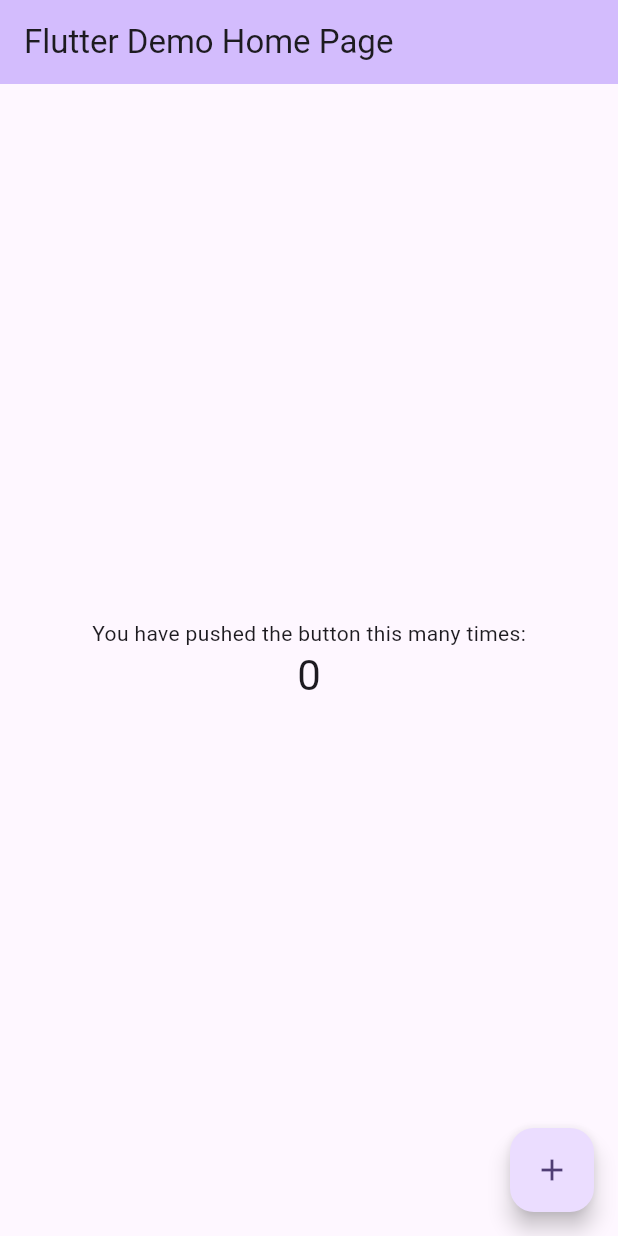
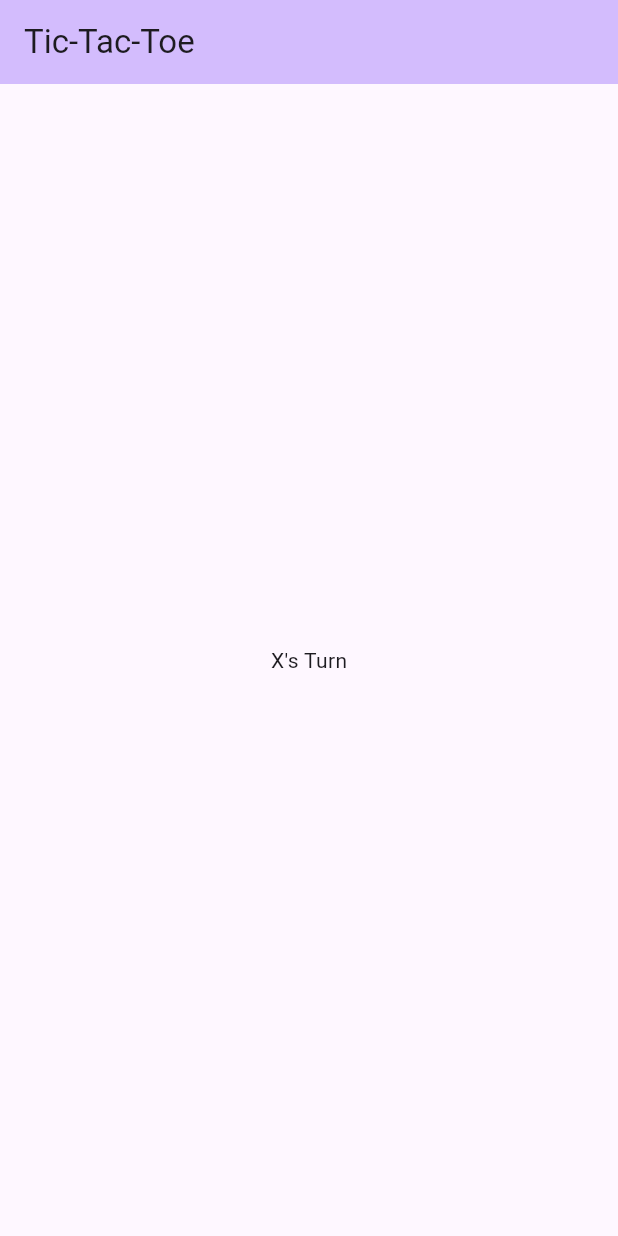
Before and after one commit to CSSE480-Fisher-Fall-2024-2025/TicTacToe, a Flutter app: the screen it shows after launch, on a phone screen of 412 x 824 dp. Run offline on Flutter 3.47's test engine with Material 3 defaults, Android fonts, the phone set to English and light mode, and no system bars.

Commit message:
boilerplate page stuff and game state string

```diff
--- a/tictactoe/lib/main.dart
+++ b/tictactoe/lib/main.dart
@@ -1,4 +1,5 @@
 import 'package:flutter/material.dart';
+import 'package:tictactoe/tic_tac_toe_page.dart';
 
 void main() {
   runApp(const MyApp());
@@ -7,119 +8,15 @@ void main() {
 class MyApp extends StatelessWidget {
   const MyApp({super.key});
 
-  // This widget is the root of your application.
   @override
   Widget build(BuildContext context) {
     return MaterialApp(
-      title: 'Flutter Demo',
+      title: 'Tic-Tac-Toe',
       theme: ThemeData(
-        // This is the theme of your application.
-        //
-        // TRY THIS: Try running your application with "flutter run". You'll see
-        // the application has a purple toolbar. Then, without quitting the app,
-        // try changing the seedColor in the colorScheme below to Colors.green
-        // and then invoke "hot reload" (save your changes or press the "hot
-        // reload" button in a Flutter-supported IDE, or press "r" if you used
-        // the command line to start the app).
-        //
-        // Notice that the counter didn't reset back to zero; the application
-        // state is not lost during the reload. To reset the state, use hot
-        // restart instead.
-        //
-        // This works for code too, not just values: Most code changes can be
-        // tested with just a hot reload.
         colorScheme: ColorScheme.fromSeed(seedColor: Colors.deepPurple),
         useMaterial3: true,
       ),
-      home: const MyHomePage(title: 'Flutter Demo Home Page'),
+      home: const TicTacToePage(),
     );
   }
 }
-
-class MyHomePage extends StatefulWidget {
-  const MyHomePage({super.key, required this.title});
-
-  // This widget is the home page of your application. It is stateful, meaning
-  // that it has a State object (defined below) that contains fields that affect
-  // how it looks.
-
-  // This class is the configuration for the state. It holds the values (in this
-  // case the title) provided by the parent (in this case the App widget) and
-  // used by the build method of the State. Fields in a Widget subclass are
-  // always marked "final".
-
-  final String title;
-
-  @override
-  State<MyHomePage> createState() => _MyHomePageState();
-}
-
-class _MyHomePageState extends State<MyHomePage> {
-  int _counter = 0;
-
-  void _incrementCounter() {
-    setState(() {
-      // This call to setState tells the Flutter framework that something has
-      // changed in this State, which causes it to rerun the build method below
-      // so that the display can reflect the updated values. If we changed
-      // _counter without calling setState(), then the build method would not be
-      // called again, and so nothing would appear to happen.
-      _counter++;
-    });
-  }
-
-  @override
-  Widget build(BuildContext context) {
-    // This method is rerun every time setState is called, for instance as done
-    // by the _incrementCounter method above.
-    //
-    // The Flutter framework has been optimized to make rerunning build methods
-    // fast, so that you can just rebuild anything that needs updating rather
-    // than having to individually change instances of widgets.
-    return Scaffold(
-      appBar: AppBar(
-        // TRY THIS: Try changing the color here to a specific color (to
-        // Colors.amber, perhaps?) and trigger a hot reload to see the AppBar
-        // change color while the other colors stay the same.
-        backgroundColor: Theme.of(context).colorScheme.inversePrimary,
-        // Here we take the value from the MyHomePage object that was created by
-        // the App.build method, and use it to set our appbar title.
-        title: Text(widget.title),
-      ),
-      body: Center(
-        // Center is a layout widget. It takes a single child and positions it
-        // in the middle of the parent.
-        child: Column(
-          // Column is also a layout widget. It takes a list of children and
-          // arranges them vertically. By default, it sizes itself to fit its
-          // children horizontally, and tries to be as tall as its parent.
-          //
-          // Column has various properties to control how it sizes itself and
-          // how it positions its children. Here we use mainAxisAlignment to
-          // center the children vertically; the main axis here is the vertical
-          // axis because Columns are vertical (the cross axis would be
-          // horizontal).
-          //
-          // TRY THIS: Invoke "debug painting" (choose the "Toggle Debug Paint"
-          // action in the IDE, or press "p" in the console), to see the
-          // wireframe for each widget.
-          mainAxisAlignment: MainAxisAlignment.center,
-          children: <Widget>[
-            const Text(
-              'You have pushed the button this many times:',
-            ),
-            Text(
-              '$_counter',
-              style: Theme.of(context).textTheme.headlineMedium,
-            ),
-          ],
-        ),
-      ),
-      floatingActionButton: FloatingActionButton(
-        onPressed: _incrementCounter,
-        tooltip: 'Increment',
-        child: const Icon(Icons.add),
-      ), // This trailing comma makes auto-formatting nicer for build methods.
-    );
-  }
-}
--- /dev/null
+++ b/tictactoe/lib/tic_tac_toe_page.dart
@@ -0,0 +1,46 @@
+import 'package:flutter/material.dart';
+import 'package:tictactoe/tic_tac_toe_game.dart';
+
+class TicTacToePage extends StatefulWidget {
+  const TicTacToePage({super.key});
+
+  @override
+  State<TicTacToePage> createState() => _TicTacToePageState();
+}
+
+class _TicTacToePageState extends State<TicTacToePage> {
+  var game = TicTacToeGame();
+
+  String getGameState() {
+    switch (game.state) {
+      case TicTacToeState.xTurn:
+        return "X's Turn";
+      case TicTacToeState.oTurn:
+        return "O's Turn";
+      case TicTacToeState.xWon:
+        return "X Won!";
+      case TicTacToeState.oWon:
+        return "O Won!";
+      case TicTacToeState.tie:
+        return "Tie Game";
+    }
+  }
+
+  @override
+  Widget build(BuildContext context) {
+    return Scaffold(
+      appBar: AppBar(
+        title: const Text("Tic-Tac-Toe"),
+        backgroundColor: Theme.of(context).colorScheme.inversePrimary,
+      ),
+      body: Center(
+        child: Column(
+          mainAxisAlignment: MainAxisAlignment.center,
+          children: [
+            Text(getGameState()),
+          ],
+        ),
+      ),
+    );
+  }
+}
```
Also changed, not shown: tictactoe/lib/tic_tac_toe_game.dart (added, +107 -0 lines).
